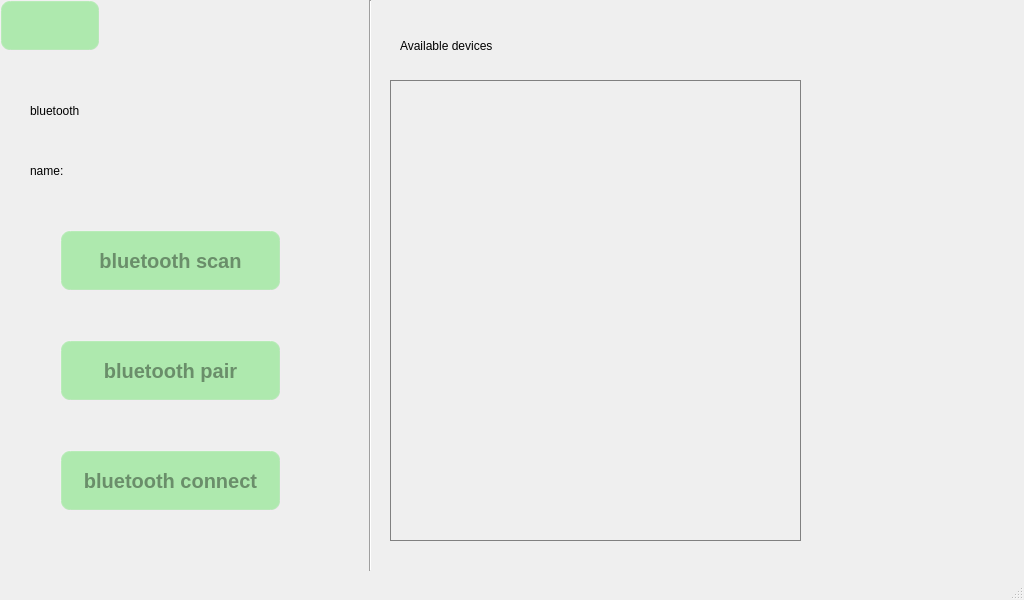
Qt form qt/t507/bluetooth.ui (jizizihe/baijie_demo) before a commit.
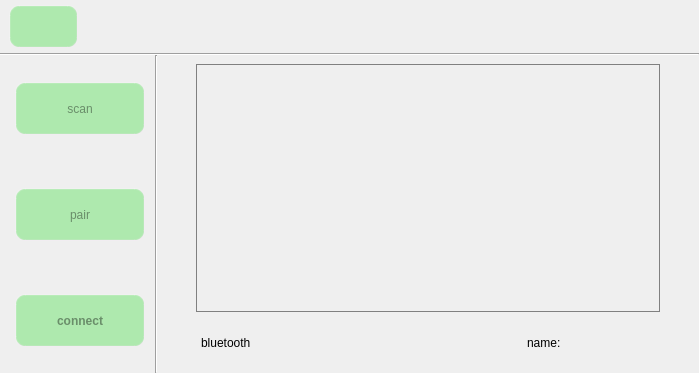
The same form after that commit. Icons and pictures are not drawn. Custom widgets are drawn as their Qt base class.

Commit message: func: add and change many code for: 1.optimize voice 2.add rotating screen  90 degrees 3.add  select file function 4.adaptation of screen/font 5.optimize backlight 6.add sreen ration by input method 7.modified the file copy, cut, and delete function 8.adjust the serial port Layout 9.unify font and layout

What changed in the file:
```diff
--- a/qt/t507/bluetooth.ui
+++ b/qt/t507/bluetooth.ui
@@ -6,10 +6,22 @@
    <rect>
     <x>0</x>
     <y>0</y>
-    <width>1024</width>
-    <height>600</height>
+    <width>699</width>
+    <height>373</height>
    </rect>
   </property>
+  <property name="sizePolicy">
+   <sizepolicy hsizetype="Minimum" vsizetype="Minimum">
+    <horstretch>0</horstretch>
+    <verstretch>0</verstretch>
+   </sizepolicy>
+  </property>
+  <property name="minimumSize">
+   <size>
+    <width>1</width>
+    <height>1</height>
+   </size>
+  </property>
   <property name="windowTitle">
    <string>MainWindow</string>
   </property>
@@ -23,7 +35,6 @@
      border-width:  2px;  /*边框宽度为4像素*/
      border-radius: 10px; /*边框圆角半径*/
      border-color: rgba(255, 225, 255, 30);/*边框颜色*/
-     font: bold 20px;/*字体*/
      color:rgba(0, 0, 0, 100);/*字体颜色*/
      padding: 6px; /*填衬*/
     outline: none; /*去掉按钮的虚线框*/
@@ -66,159 +77,658 @@
 QListWidget::item:selected:!active { background: lightgreen; }</string>
   </property>
   <widget class="QWidget" name="centralwidget">
-   <widget class="QPushButton" name="retBtn">
-    <property name="geometry">
-     <rect>
-      <x>0</x>
-      <y>0</y>
-      <width>100</width>
-      <height>51</height>
-     </rect>
+   <layout class="QGridLayout" name="gridLayout" rowstretch="1,0,6">
+    <property name="leftMargin">
+     <number>0</number>
     </property>
-    <property name="text">
-     <string/>
+    <property name="topMargin">
+     <number>0</number>
     </property>
-    <property name="icon">
-     <iconset resource="translation.qrc">
-      <normaloff>:/t507_button_image/return.png</normaloff>:/t507_button_image/return.png</iconset>
+    <property name="rightMargin">
+     <number>0</number>
     </property>
-   </widget>
-   <widget class="QPushButton" name="BTScanBtn">
-    <property name="geometry">
-     <rect>
-      <x>60</x>
-      <y>230</y>
-      <width>221</width>
-      <height>61</height>
-     </rect>
+    <property name="bottomMargin">
+     <number>0</number>
     </property>
-    <property name="text">
-     <string>bluetooth scan</string>
+    <property name="spacing">
+     <number>0</number>
     </property>
-    <property name="icon">
-     <iconset resource="translation.qrc">
-      <normaloff>:/t507_button_image/bluetooth/scan.png</normaloff>:/t507_button_image/bluetooth/scan.png</iconset>
-    </property>
-   </widget>
-   <widget class="QPushButton" name="BTConnectBtn">
-    <property name="geometry">
-     <rect>
-      <x>60</x>
-      <y>450</y>
-      <width>221</width>
-      <height>61</height>
-     </rect>
-    </property>
-    <property name="text">
-     <string>bluetooth connect</string>
-    </property>
-    <property name="icon">
-     <iconset resource="translation.qrc">
-      <normaloff>:/t507_button_image/bluetooth/connect.png</normaloff>:/t507_button_image/bluetooth/connect.png</iconset>
-    </property>
-   </widget>
-   <widget class="QPushButton" name="BTPairBtn">
-    <property name="geometry">
-     <rect>
-      <x>60</x>
-      <y>340</y>
-      <width>221</width>
-      <height>61</height>
-     </rect>
-    </property>
-    <property name="text">
-     <string>bluetooth pair</string>
-    </property>
-    <property name="icon">
-     <iconset resource="translation.qrc">
-      <normaloff>:/t507_button_image/bluetooth/pair.png</normaloff>:/t507_button_image/bluetooth/pair.png</iconset>
-    </property>
-   </widget>
-   <widget class="SwitchControl" name="BtSwitch" native="true">
-    <property name="geometry">
-     <rect>
-      <x>210</x>
-      <y>90</y>
-      <width>60</width>
-      <height>30</height>
-     </rect>
-    </property>
-   </widget>
-   <widget class="Line" name="line">
-    <property name="geometry">
-     <rect>
-      <x>360</x>
-      <y>0</y>
-      <width>20</width>
-      <height>571</height>
-     </rect>
-    </property>
-    <property name="orientation">
-     <enum>Qt::Vertical</enum>
-    </property>
-   </widget>
-   <widget class="QListWidget" name="BtNameListWidget">
-    <property name="geometry">
-     <rect>
-      <x>390</x>
-      <y>80</y>
-      <width>411</width>
-      <height>461</height>
-     </rect>
-    </property>
-   </widget>
-   <widget class="QLabel" name="label_3">
-    <property name="geometry">
-     <rect>
-      <x>400</x>
-      <y>20</y>
-      <width>251</width>
-      <height>51</height>
-     </rect>
-    </property>
-    <property name="text">
-     <string>Available devices</string>
-    </property>
-   </widget>
-   <widget class="QLabel" name="label">
-    <property name="geometry">
-     <rect>
-      <x>30</x>
-      <y>90</y>
-      <width>131</width>
-      <height>41</height>
-     </rect>
-    </property>
-    <property name="text">
-     <string>bluetooth</string>
-    </property>
-   </widget>
-   <widget class="QLabel" name="label_2">
-    <property name="geometry">
-     <rect>
-      <x>30</x>
-      <y>150</y>
-      <width>81</width>
-      <height>41</height>
-     </rect>
-    </property>
-    <property name="text">
-     <string>name:</string>
-    </property>
-   </widget>
-   <widget class="QLabel" name="BtDeviceNameLab">
-    <property name="geometry">
-     <rect>
-      <x>120</x>
-      <y>150</y>
-      <width>241</width>
-      <height>41</height>
-     </rect>
-    </property>
-    <property name="text">
-     <string/>
-    </property>
-   </widget>
+    <item row="0" column="0">
+     <layout class="QHBoxLayout" name="horizontalLayout" stretch="1,9">
+      <property name="spacing">
+       <number>0</number>
+      </property>
+      <property name="leftMargin">
+       <number>9</number>
+      </property>
+      <property name="topMargin">
+       <number>5</number>
+      </property>
+      <property name="bottomMargin">
+       <number>5</number>
+      </property>
+      <item>
+       <widget class="QPushButton" name="retBtn">
+        <property name="sizePolicy">
+         <sizepolicy hsizetype="Minimum" vsizetype="Minimum">
+          <horstretch>0</horstretch>
+          <verstretch>0</verstretch>
+         </sizepolicy>
+        </property>
+        <property name="minimumSize">
+         <size>
+          <width>0</width>
+          <height>0</height>
+         </size>
+        </property>
+        <property name="maximumSize">
+         <size>
+          <width>16777215</width>
+          <height>16777215</height>
+         </size>
+        </property>
+        <property name="text">
+         <string/>
+        </property>
+        <property name="icon">
+         <iconset resource="translation.qrc">
+          <normaloff>:/t507_button_image/return.png</normaloff>:/t507_button_image/return.png</iconset>
+        </property>
+        <property name="iconSize">
+         <size>
+          <width>32</width>
+          <height>32</height>
+         </size>
+        </property>
+       </widget>
+      </item>
+      <item>
+       <spacer name="horizontalSpacer">
+        <property name="orientation">
+         <enum>Qt::Horizontal</enum>
+        </property>
+        <property name="sizeHint" stdset="0">
+         <size>
+          <width>134</width>
+          <height>20</height>
+         </size>
+        </property>
+       </spacer>
+      </item>
+     </layout>
+    </item>
+    <item row="1" column="0">
+     <widget class="Line" name="line">
+      <property name="minimumSize">
+       <size>
+        <width>0</width>
+        <height>2</height>
+       </size>
+      </property>
+      <property name="maximumSize">
+       <size>
+        <width>16777215</width>
+        <height>2</height>
+       </size>
+      </property>
+      <property name="orientation">
+       <enum>Qt::Horizontal</enum>
+      </property>
+     </widget>
+    </item>
+    <item row="2" column="0">
+     <layout class="QHBoxLayout" name="horizontalLayout_6" stretch="2,0,7">
+      <item>
+       <widget class="QWidget" name="widget_2" native="true">
+        <property name="sizePolicy">
+         <sizepolicy hsizetype="Preferred" vsizetype="Minimum">
+          <horstretch>0</horstretch>
+          <verstretch>0</verstretch>
+         </sizepolicy>
+        </property>
+        <property name="minimumSize">
+         <size>
+          <width>0</width>
+          <height>0</height>
+         </size>
+        </property>
+        <property name="maximumSize">
+         <size>
+          <width>16777215</width>
+          <height>16777215</height>
+         </size>
+        </property>
+        <layout class="QVBoxLayout" name="verticalLayout" stretch="1,2,2,2,2,2,1">
+         <property name="spacing">
+          <number>0</number>
+         </property>
+         <property name="leftMargin">
+          <number>5</number>
+         </property>
+         <property name="topMargin">
+          <number>0</number>
+         </property>
+         <property name="rightMargin">
+          <number>0</number>
+         </property>
+         <property name="bottomMargin">
+          <number>0</number>
+         </property>
+         <item>
+          <spacer name="verticalSpacer">
+           <property name="orientation">
+            <enum>Qt::Vertical</enum>
+           </property>
+           <property name="sizeHint" stdset="0">
+            <size>
+             <width>20</width>
+             <height>40</height>
+            </size>
+           </property>
+          </spacer>
+         </item>
+         <item>
+          <layout class="QHBoxLayout" name="horizontalLayout_3" stretch="1,8,1">
+           <property name="spacing">
+            <number>0</number>
+           </property>
+           <item>
+            <spacer name="horizontalSpacer_5">
+             <property name="orientation">
+              <enum>Qt::Horizontal</enum>
+             </property>
+             <property name="sizeHint" stdset="0">
+              <size>
+               <width>40</width>
+               <height>20</height>
+              </size>
+             </property>
+            </spacer>
+           </item>
+           <item>
+            <widget class="QPushButton" name="BTScanBtn">
+             <property name="sizePolicy">
+              <sizepolicy hsizetype="Minimum" vsizetype="Minimum">
+               <horstretch>0</horstretch>
+               <verstretch>0</verstretch>
+              </sizepolicy>
+             </property>
+             <property name="minimumSize">
+              <size>
+               <width>130</width>
+               <height>45</height>
+              </size>
+             </property>
+             <property name="maximumSize">
+              <size>
+               <width>16777215</width>
+               <height>16777215</height>
+              </size>
+             </property>
+             <property name="text">
+              <string>scan</string>
+             </property>
+             <property name="icon">
+              <iconset resource="translation.qrc">
+               <normaloff>:/t507_button_image/bluetooth/scan.png</normaloff>:/t507_button_image/bluetooth/scan.png</iconset>
+             </property>
+             <property name="iconSize">
+              <size>
+               <width>36</width>
+               <height>36</height>
+              </size>
+             </property>
+            </widget>
+           </item>
+           <item>
+            <spacer name="horizontalSpacer_6">
+             <property name="orientation">
+              <enum>Qt::Horizontal</enum>
+             </property>
+             <property name="sizeHint" stdset="0">
+              <size>
+               <width>40</width>
+               <height>20</height>
+              </size>
+             </property>
+            </spacer>
+           </item>
+          </layout>
+         </item>
+         <item>
+          <spacer name="verticalSpacer_2">
+           <property name="orientation">
+            <enum>Qt::Vertical</enum>
+           </property>
+           <property name="sizeHint" stdset="0">
+            <size>
+             <width>20</width>
+             <height>40</height>
+            </size>
+           </property>
+          </spacer>
+         </item>
+         <item>
+          <layout class="QHBoxLayout" name="horizontalLayout_4" stretch="1,8,1">
+           <property name="spacing">
+            <number>0</number>
+           </property>
+           <item>
+            <spacer name="horizontalSpacer_8">
+             <property name="orientation">
+              <enum>Qt::Horizontal</enum>
+             </property>
+             <property name="sizeHint" stdset="0">
+              <size>
+               <width>40</width>
+               <height>20</height>
+              </size>
+             </property>
+            </spacer>
+           </item>
+           <item>
+            <widget class="QPushButton" name="BTPairBtn">
+             <property name="sizePolicy">
+              <sizepolicy hsizetype="Minimum" vsizetype="Minimum">
+               <horstretch>0</horstretch>
+               <verstretch>0</verstretch>
+              </sizepolicy>
+             </property>
+             <property name="minimumSize">
+              <size>
+               <width>130</width>
+               <height>45</height>
+              </size>
+             </property>
+             <property name="maximumSize">
+              <size>
+               <width>16777215</width>
+               <height>16777215</height>
+              </size>
+             </property>
+             <property name="text">
+              <string>pair</string>
+             </property>
+             <property name="icon">
+              <iconset resource="translation.qrc">
+               <normaloff>:/t507_button_image/bluetooth/pair.png</normaloff>:/t507_button_image/bluetooth/pair.png</iconset>
+             </property>
+             <property name="iconSize">
+              <size>
+               <width>32</width>
+               <height>32</height>
+              </size>
+             </property>
+            </widget>
+           </item>
+           <item>
+            <spacer name="horizontalSpacer_7">
+             <property name="orientation">
+              <enum>Qt::Horizontal</enum>
+             </property>
+             <property name="sizeHint" stdset="0">
+              <size>
+               <width>40</width>
+               <height>20</height>
+              </size>
+             </property>
+            </spacer>
+           </item>
+          </layout>
+         </item>
+         <item>
+          <spacer name="verticalSpacer_3">
+           <property name="orientation">
+            <enum>Qt::Vertical</enum>
+           </property>
+           <property name="sizeHint" stdset="0">
+            <size>
+             <width>20</width>
+             <height>40</height>
+            </size>
+           </property>
+          </spacer>
+         </item>
+         <item>
+          <layout class="QHBoxLayout" name="horizontalLayout_5" stretch="1,8,1">
+           <property name="spacing">
+            <number>0</number>
+           </property>
+           <item>
+            <spacer name="horizontalSpacer_10">
+             <property name="orientation">
+              <enum>Qt::Horizontal</enum>
+             </property>
+             <property name="sizeHint" stdset="0">
+              <size>
+               <width>40</width>
+               <height>20</height>
+              </size>
+             </property>
+            </spacer>
+           </item>
+           <item>
+            <widget class="QPushButton" name="BTConnectBtn">
+             <property name="sizePolicy">
+              <sizepolicy hsizetype="Minimum" vsizetype="Minimum">
+               <horstretch>0</horstretch>
+               <verstretch>0</verstretch>
+              </sizepolicy>
+             </property>
+             <property name="minimumSize">
+              <size>
+               <width>130</width>
+               <height>45</height>
+              </size>
+             </property>
+             <property name="maximumSize">
+              <size>
+               <width>16777215</width>
+               <height>16777215</height>
+              </size>
+             </property>
+             <property name="font">
+              <font>
+               <weight>75</weight>
+               <italic>false</italic>
+               <bold>true</bold>
+              </font>
+             </property>
+             <property name="text">
+              <string>connect</string>
+             </property>
+             <property name="icon">
+              <iconset resource="translation.qrc">
+               <normaloff>:/t507_button_image/bluetooth/connect.png</normaloff>:/t507_button_image/bluetooth/connect.png</iconset>
+             </property>
+             <property name="iconSize">
+              <size>
+               <width>32</width>
+               <height>32</height>
+              </size>
+             </property>
+            </widget>
+           </item>
+           <item>
+            <spacer name="horizontalSpacer_9">
+             <property name="orientation">
+              <enum>Qt::Horizontal</enum>
+             </property>
+             <property name="sizeHint" stdset="0">
+              <size>
+               <width>40</width>
+               <height>20</height>
+              </size>
+             </property>
+            </spacer>
+           </item>
+          </layout>
+         </item>
+         <item>
+          <spacer name="verticalSpacer_4">
+           <property name="orientation">
+            <enum>Qt::Vertical</enum>
+           </property>
+           <property name="sizeHint" stdset="0">
+            <size>
+             <width>20</width>
+             <height>40</height>
+            </size>
+           </property>
+          </spacer>
+         </item>
+        </layout>
+       </widget>
+      </item>
+      <item>
+       <widget class="Line" name="line_2">
+        <property name="maximumSize">
+         <size>
+          <width>2</width>
+          <height>16777215</height>
+         </size>
+        </property>
+        <property name="orientation">
+         <enum>Qt::Vertical</enum>
+        </property>
+       </widget>
+      </item>
+      <item>
+       <widget class="QWidget" name="widget_3" native="true">
+        <property name="sizePolicy">
+         <sizepolicy hsizetype="Minimum" vsizetype="Minimum">
+          <horstretch>0</horstretch>
+          <verstretch>0</verstretch>
+         </sizepolicy>
+        </property>
+        <layout class="QVBoxLayout" name="verticalLayout_2" stretch="5,1">
+         <property name="leftMargin">
+          <number>0</number>
+         </property>
+         <property name="rightMargin">
+          <number>0</number>
+         </property>
+         <property name="bottomMargin">
+          <number>5</number>
+         </property>
+         <item>
+          <layout class="QHBoxLayout" name="horizontalLayout_7" stretch="1,12,1">
+           <property name="spacing">
+            <number>0</number>
+           </property>
+           <item>
+            <spacer name="horizontalSpacer_3">
+             <property name="orientation">
+              <enum>Qt::Horizontal</enum>
+             </property>
+             <property name="sizeType">
+              <enum>QSizePolicy::Expanding</enum>
+             </property>
+             <property name="sizeHint" stdset="0">
+              <size>
+               <width>25</width>
+               <height>20</height>
+              </size>
+             </property>
+            </spacer>
+           </item>
+           <item>
+            <widget class="QListWidget" name="BtNameListWidget">
+             <property name="sizePolicy">
+              <sizepolicy hsizetype="Minimum" vsizetype="Minimum">
+               <horstretch>0</horstretch>
+               <verstretch>0</verstretch>
+              </sizepolicy>
+             </property>
+             <property name="minimumSize">
+              <size>
+               <width>0</width>
+               <height>0</height>
+              </size>
+             </property>
+             <property name="layoutDirection">
+              <enum>Qt::LeftToRight</enum>
+             </property>
+            </widget>
+           </item>
+           <item>
+            <spacer name="horizontalSpacer_4">
+             <property name="orientation">
+              <enum>Qt::Horizontal</enum>
+             </property>
+             <property name="sizeType">
+              <enum>QSizePolicy::Expanding</enum>
+             </property>
+             <property name="sizeHint" stdset="0">
+              <size>
+               <width>20</width>
+               <height>20</height>
+              </size>
+             </property>
+            </spacer>
+           </item>
+          </layout>
+         </item>
+         <item>
+          <widget class="QWidget" name="widget" native="true">
+           <property name="sizePolicy">
+            <sizepolicy hsizetype="Minimum" vsizetype="Minimum">
+             <horstretch>0</horstretch>
+             <verstretch>0</verstretch>
+            </sizepolicy>
+           </property>
+           <property name="minimumSize">
+            <size>
+             <width>0</width>
+             <height>0</height>
+            </size>
+           </property>
+           <layout class="QHBoxLayout" name="horizontalLayout_2" stretch="2,1,4,8,1,4,2">
+            <property name="leftMargin">
+             <number>0</number>
+            </property>
+            <property name="rightMargin">
+             <number>0</number>
+            </property>
+            <item>
+             <spacer name="horizontalSpacer_11">
+              <property name="orientation">
+               <enum>Qt::Horizontal</enum>
+              </property>
+              <property name="sizeHint" stdset="0">
+               <size>
+                <width>40</width>
+                <height>20</height>
+               </size>
+              </property>
+             </spacer>
+            </item>
+            <item>
+             <widget class="QLabel" name="label">
+              <property name="sizePolicy">
+               <sizepolicy hsizetype="Minimum" vsizetype="Minimum">
+                <horstretch>0</horstretch>
+                <verstretch>0</verstretch>
+               </sizepolicy>
+              </property>
+              <property name="minimumSize">
+               <size>
+                <width>0</width>
+                <height>0</height>
+               </size>
+              </property>
+              <property name="maximumSize">
+               <size>
+                <width>16777215</width>
+                <height>16777215</height>
+               </size>
+              </property>
+              <property name="layoutDirection">
+               <enum>Qt::LeftToRight</enum>
+              </property>
+              <property name="text">
+               <string>bluetooth</string>
+              </property>
+              <property name="alignment">
+               <set>Qt::AlignLeading|Qt::AlignLeft|Qt::AlignVCenter</set>
+              </property>
+             </widget>
+            </item>
+            <item>
+             <widget class="SwitchControl" name="BtSwitch" native="true">
+              <property name="sizePolicy">
+               <sizepolicy hsizetype="Minimum" vsizetype="Minimum">
+                <horstretch>0</horstretch>
+                <verstretch>0</verstretch>
+               </sizepolicy>
+              </property>
+              <property name="minimumSize">
+               <size>
+                <width>0</width>
+                <height>0</height>
+               </size>
+              </property>
+              <property name="maximumSize">
+               <size>
+                <width>16777215</width>
+                <height>45</height>
+               </size>
+              </property>
+             </widget>
+            </item>
+            <item>
+             <spacer name="horizontalSpacer_2">
+              <property name="orientation">
+               <enum>Qt::Horizontal</enum>
+              </property>
+              <property name="sizeHint" stdset="0">
+               <size>
+                <width>40</width>
+                <height>20</height>
+               </size>
+              </property>
+             </spacer>
+            </item>
+            <item>
+             <widget class="QLabel" name="label_2">
+              <property name="text">
+               <string>name:</string>
+              </property>
+             </widget>
+            </item>
+            <item>
+             <widget class="QLabel" name="BtDeviceNameLab">
+              <property name="sizePolicy">
+               <sizepolicy hsizetype="Minimum" vsizetype="Minimum">
+                <horstretch>0</horstretch>
+                <verstretch>0</verstretch>
+               </sizepolicy>
+              </property>
+              <property name="minimumSize">
+               <size>
+                <width>0</width>
+                <height>0</height>
+               </size>
+              </property>
+              <property name="maximumSize">
+               <size>
+                <width>16777215</width>
+                <height>16777215</height>
+               </size>
+              </property>
+              <property name="layoutDirection">
+               <enum>Qt::RightToLeft</enum>
+              </property>
+              <property name="text">
+               <string/>
+              </property>
+              <property name="alignment">
+               <set>Qt::AlignLeading|Qt::AlignLeft|Qt::AlignVCenter</set>
+              </property>
+             </widget>
+            </item>
+            <item>
+             <spacer name="horizontalSpacer_12">
+              <property name="orientation">
+               <enum>Qt::Horizontal</enum>
+              </property>
+              <property name="sizeHint" stdset="0">
+               <size>
+                <width>40</width>
+                <height>20</height>
+               </size>
+              </property>
+             </spacer>
+            </item>
+           </layout>
+          </widget>
+         </item>
+        </layout>
+       </widget>
+      </item>
+     </layout>
+    </item>
+   </layout>
   </widget>
   <widget class="QMenuBar" name="menubar">
    <property name="geometry">
@@ -230,7 +740,6 @@
     </rect>
    </property>
   </widget>
-  <widget class="QStatusBar" name="statusbar"/>
  </widget>
  <customwidgets>
   <customwidget>
```
Left out of the diff: 6 changed lines with no effect on the pictures. The commit also changes 161 other files.
